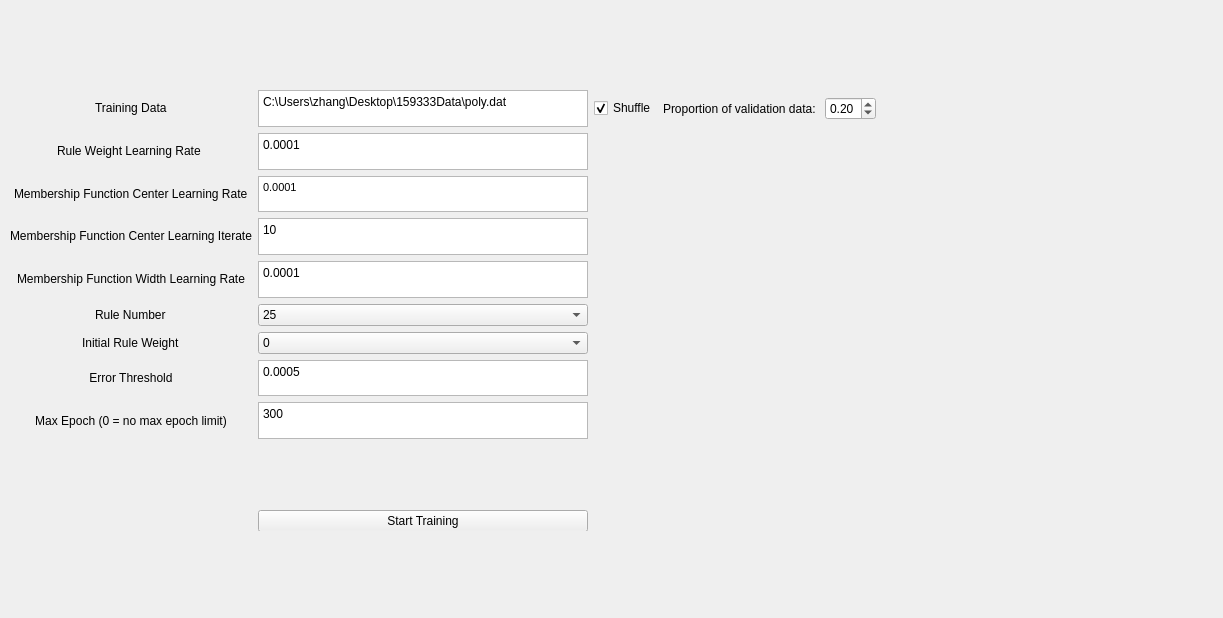
Before: the Qt Designer form NFDashboard/nfdash.ui in h2df/neural-fuzzy, drawn with Qt 5.
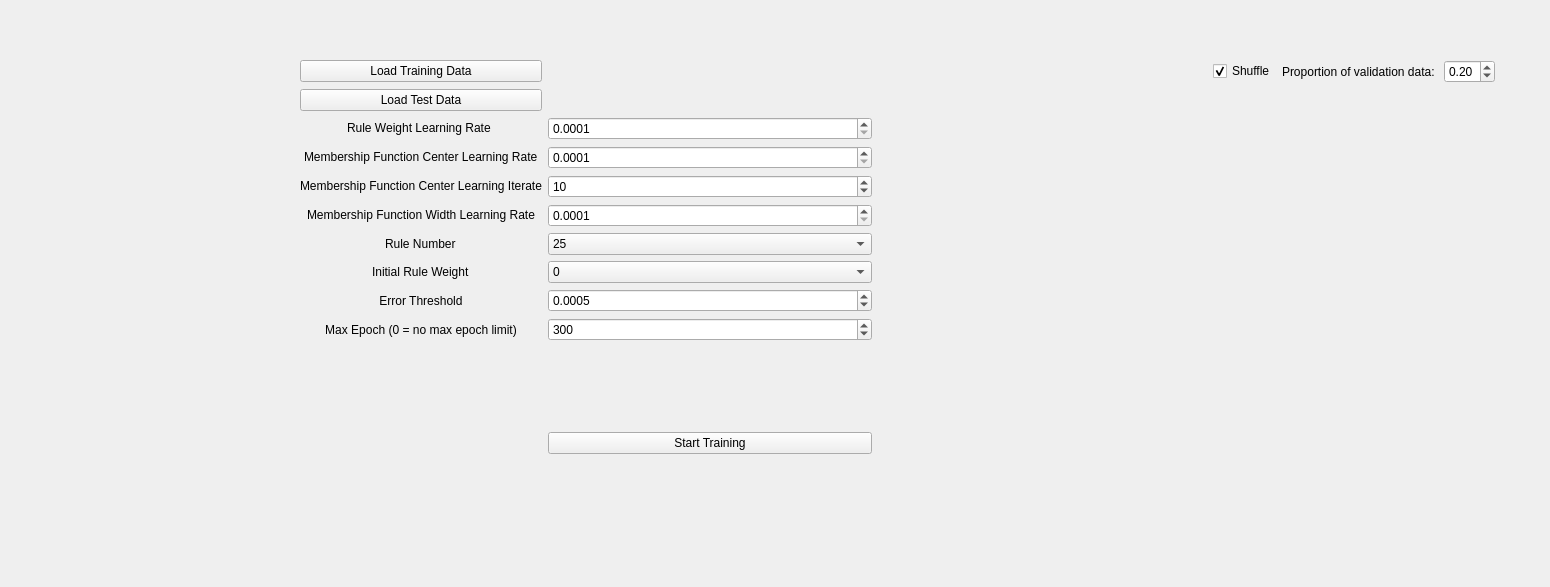
After: the same form once the commit is applied. Custom widgets are drawn as their Qt base class.

Commit message: improve UI, showing more information on training result

```diff
--- a/NFDashboard/nfdash.ui
+++ b/NFDashboard/nfdash.ui
@@ -6,8 +6,8 @@
    <rect>
     <x>0</x>
     <y>0</y>
-    <width>1223</width>
-    <height>618</height>
+    <width>1550</width>
+    <height>587</height>
    </rect>
   </property>
   <property name="windowTitle">
@@ -17,21 +17,114 @@
    <widget class="QWidget" name="gridLayoutWidget">
     <property name="geometry">
      <rect>
-      <x>10</x>
-      <y>90</y>
+      <x>300</x>
+      <y>60</y>
       <width>1201</width>
-      <height>441</height>
+      <height>394</height>
      </rect>
     </property>
-    <layout class="QGridLayout" name="gridLayout" rowstretch="0,0,0,0,0,0,0,0,0,0,0,0">
-     <item row="2" column="0" alignment="Qt::AlignHCenter|Qt::AlignVCenter">
+    <layout class="QGridLayout" name="gridLayout" rowstretch="0,0,0,0,0,0,0,0,0,0,0,0,0">
+     <item row="0" column="5">
+      <widget class="QLabel" name="label_8">
+       <property name="text">
+        <string>Proportion of validation data: </string>
+       </property>
+      </widget>
+     </item>
+     <item row="9" column="1">
+      <widget class="QDoubleSpinBox" name="error_threshold_spin">
+       <property name="decimals">
+        <number>4</number>
+       </property>
+       <property name="minimum">
+        <double>0.000100000000000</double>
+       </property>
+       <property name="maximum">
+        <double>1.000000000000000</double>
+       </property>
+       <property name="singleStep">
+        <double>0.000100000000000</double>
+       </property>
+       <property name="value">
+        <double>0.000500000000000</double>
+       </property>
+      </widget>
+     </item>
+     <item row="4" column="1">
+      <widget class="QDoubleSpinBox" name="func_center_lr_spin">
+       <property name="decimals">
+        <number>4</number>
+       </property>
+       <property name="minimum">
+        <double>0.000100000000000</double>
+       </property>
+       <property name="maximum">
+        <double>0.100000000000000</double>
+       </property>
+       <property name="singleStep">
+        <double>0.000100000000000</double>
+       </property>
+      </widget>
+     </item>
+     <item row="0" column="6">
+      <widget class="QDoubleSpinBox" name="validation_factor_spin">
+       <property name="maximum">
+        <double>1.000000000000000</double>
+       </property>
+       <property name="singleStep">
+        <double>0.100000000000000</double>
+       </property>
+       <property name="value">
+        <double>0.200000000000000</double>
+       </property>
+      </widget>
+     </item>
+     <item row="4" column="0" alignment="Qt::AlignHCenter|Qt::AlignVCenter">
       <widget class="QLabel" name="label_2">
        <property name="text">
         <string>Membership Function Center Learning Rate</string>
        </property>
       </widget>
      </item>
-     <item row="5" column="1">
+     <item row="6" column="0" alignment="Qt::AlignHCenter|Qt::AlignVCenter">
+      <widget class="QLabel" name="label_4">
+       <property name="text">
+        <string>Membership Function Width Learning Rate</string>
+       </property>
+      </widget>
+     </item>
+     <item row="2" column="0">
+      <widget class="QPushButton" name="ld_test_data_btn">
+       <property name="text">
+        <string>Load Test Data</string>
+       </property>
+      </widget>
+     </item>
+     <item row="2" column="1">
+      <widget class="QLabel" name="test_data_path_lb">
+       <property name="text">
+        <string/>
+       </property>
+      </widget>
+     </item>
+     <item row="5" column="0" alignment="Qt::AlignHCenter|Qt::AlignVCenter">
+      <widget class="QLabel" name="label_3">
+       <property name="text">
+        <string>Membership Function Center Learning Iterate</string>
+       </property>
+      </widget>
+     </item>
+     <item row="8" column="0" alignment="Qt::AlignHCenter">
+      <widget class="QLabel" name="label_5">
+       <property name="text">
+        <string>Initial Rule Weight</string>
+       </property>
+      </widget>
+     </item>
+     <item row="3" column="2" rowspan="8" colspan="6">
+      <widget class="QCustomPlot" name="plot" native="true"/>
+     </item>
+     <item row="7" column="1">
       <widget class="QComboBox" name="rule_num_combo">
        <item>
         <property name="text">
@@ -50,14 +143,24 @@
        </item>
       </widget>
      </item>
-     <item row="6" column="0" alignment="Qt::AlignHCenter">
-      <widget class="QLabel" name="label_5">
+     <item row="10" column="0">
+      <widget class="QLabel" name="label_10">
        <property name="text">
-        <string>Initial Rule Weight</string>
+        <string>Max Epoch (0 = no max epoch limit)</string>
        </property>
+       <property name="alignment">
+        <set>Qt::AlignCenter</set>
+       </property>
       </widget>
      </item>
-     <item row="6" column="1">
+     <item row="12" column="1">
+      <widget class="QPushButton" name="training_btn">
+       <property name="text">
+        <string>Start Training</string>
+       </property>
+      </widget>
+     </item>
+     <item row="8" column="1">
       <widget class="QComboBox" name="ini_rule_weight_combo">
        <item>
         <property name="text">
@@ -71,14 +174,20 @@
        </item>
       </widget>
      </item>
-     <item row="3" column="1">
-      <widget class="QPlainTextEdit" name="center_iterate_text">
-       <property name="plainText">
-        <string>10</string>
+     <item row="0" column="3">
+      <spacer name="horizontalSpacer">
+       <property name="orientation">
+        <enum>Qt::Horizontal</enum>
        </property>
-      </widget>
+       <property name="sizeHint" stdset="0">
+        <size>
+         <width>40</width>
+         <height>20</height>
+        </size>
+       </property>
+      </spacer>
      </item>
-     <item row="7" column="0">
+     <item row="9" column="0">
       <widget class="QLabel" name="label_9">
        <property name="text">
         <string>Error Threshold</string>
@@ -88,143 +197,14 @@
        </property>
       </widget>
      </item>
-     <item row="4" column="0" alignment="Qt::AlignHCenter|Qt::AlignVCenter">
-      <widget class="QLabel" name="label_4">
-       <property name="text">
-        <string>Membership Function Width Learning Rate</string>
-       </property>
-      </widget>
-     </item>
-     <item row="0" column="0" alignment="Qt::AlignHCenter|Qt::AlignVCenter">
-      <widget class="QLabel" name="label_7">
-       <property name="text">
-        <string>Training Data</string>
-       </property>
-      </widget>
-     </item>
-     <item row="7" column="5">
-      <widget class="QLabel" name="error_lb">
-       <property name="text">
-        <string/>
-       </property>
-      </widget>
-     </item>
-     <item row="0" column="2">
-      <widget class="QCheckBox" name="shuffle_checkbox">
-       <property name="text">
-        <string>Shuffle</string>
-       </property>
-       <property name="checked">
-        <bool>true</bool>
-       </property>
-      </widget>
-     </item>
-     <item row="3" column="0" alignment="Qt::AlignHCenter|Qt::AlignVCenter">
-      <widget class="QLabel" name="label_3">
-       <property name="text">
-        <string>Membership Function Center Learning Iterate</string>
-       </property>
-      </widget>
-     </item>
-     <item row="4" column="1">
-      <widget class="QPlainTextEdit" name="width_lr_text">
-       <property name="plainText">
-        <string>0.0001</string>
-       </property>
-      </widget>
-     </item>
-     <item row="0" column="1">
-      <widget class="QPlainTextEdit" name="training_data_text">
-       <property name="maximumSize">
-        <size>
-         <width>16777215</width>
-         <height>41</height>
-        </size>
-       </property>
-       <property name="plainText">
-        <string>C:\Users\zhang\Desktop\159333Data\poly.dat</string>
-       </property>
-      </widget>
-     </item>
-     <item row="1" column="1">
-      <widget class="QPlainTextEdit" name="rule_weight_lr_text">
-       <property name="plainText">
-        <string>0.0001</string>
-       </property>
-      </widget>
-     </item>
-     <item row="9" column="1">
-      <spacer name="verticalSpacer">
-       <property name="orientation">
-        <enum>Qt::Vertical</enum>
-       </property>
-       <property name="sizeType">
-        <enum>QSizePolicy::Minimum</enum>
-       </property>
-       <property name="sizeHint" stdset="0">
-        <size>
-         <width>20</width>
-         <height>40</height>
-        </size>
-       </property>
-      </spacer>
-     </item>
-     <item row="11" column="1">
-      <widget class="QPushButton" name="training_btn">
-       <property name="text">
-        <string>Start Training</string>
-       </property>
-      </widget>
-     </item>
-     <item row="8" column="1">
-      <widget class="QPlainTextEdit" name="max_epoch_txt">
-       <property name="plainText">
-        <string>300</string>
-       </property>
-      </widget>
-     </item>
-     <item row="7" column="1">
-      <widget class="QPlainTextEdit" name="threshold_txt">
-       <property name="plainText">
-        <string>0.0005</string>
-       </property>
-      </widget>
-     </item>
-     <item row="1" column="2" rowspan="6" colspan="4">
-      <widget class="QCustomPlot" name="plot" native="true"/>
-     </item>
-     <item row="0" column="4">
-      <widget class="QDoubleSpinBox" name="validation_factor_spin">
-       <property name="maximum">
-        <double>1.000000000000000</double>
-       </property>
-       <property name="singleStep">
-        <double>0.100000000000000</double>
-       </property>
-       <property name="value">
-        <double>0.200000000000000</double>
-       </property>
-      </widget>
-     </item>
-     <item row="5" column="0" alignment="Qt::AlignHCenter|Qt::AlignVCenter">
-      <widget class="QLabel" name="label_6">
-       <property name="text">
-        <string>Rule Number</string>
-       </property>
-      </widget>
-     </item>
-     <item row="8" column="0">
-      <widget class="QLabel" name="label_10">
-       <property name="text">
-        <string>Max Epoch (0 = no max epoch limit)</string>
-       </property>
-       <property name="alignment">
-        <set>Qt::AlignCenter</set>
-       </property>
-      </widget>
-     </item>
-     <item row="10" column="1" colspan="2">
+     <item row="11" column="1" colspan="2">
       <widget class="QLabel" name="warning_lb">
+       <property name="sizePolicy">
+        <sizepolicy hsizetype="MinimumExpanding" vsizetype="MinimumExpanding">
+         <horstretch>0</horstretch>
+         <verstretch>0</verstretch>
+        </sizepolicy>
+       </property>
        <property name="palette">
         <palette>
          <active>
@@ -299,41 +279,118 @@
        </property>
       </widget>
      </item>
-     <item row="0" column="5">
-      <spacer name="horizontalSpacer">
-       <property name="orientation">
-        <enum>Qt::Horizontal</enum>
+     <item row="3" column="1">
+      <widget class="QDoubleSpinBox" name="rule_weight_lr_spin">
+       <property name="decimals">
+        <number>4</number>
        </property>
-       <property name="sizeHint" stdset="0">
-        <size>
-         <width>40</width>
-         <height>20</height>
-        </size>
+       <property name="minimum">
+        <double>0.000100000000000</double>
        </property>
-      </spacer>
+       <property name="maximum">
+        <double>0.100000000000000</double>
+       </property>
+       <property name="singleStep">
+        <double>0.000100000000000</double>
+       </property>
+      </widget>
      </item>
-     <item row="1" column="0" alignment="Qt::AlignHCenter|Qt::AlignVCenter">
+     <item row="5" column="1">
+      <widget class="QSpinBox" name="func_center_iterate_spin">
+       <property name="minimum">
+        <number>5</number>
+       </property>
+       <property name="value">
+        <number>10</number>
+       </property>
+      </widget>
+     </item>
+     <item row="10" column="1">
+      <widget class="QSpinBox" name="max_epoch_spin">
+       <property name="maximum">
+        <number>500</number>
+       </property>
+       <property name="singleStep">
+        <number>10</number>
+       </property>
+       <property name="value">
+        <number>300</number>
+       </property>
+      </widget>
+     </item>
+     <item row="7" column="0" alignment="Qt::AlignHCenter|Qt::AlignVCenter">
+      <widget class="QLabel" name="label_6">
+       <property name="text">
+        <string>Rule Number</string>
+       </property>
+      </widget>
+     </item>
+     <item row="0" column="0">
+      <widget class="QPushButton" name="ld_training_data_btn">
+       <property name="text">
+        <string>Load Training Data</string>
+       </property>
+      </widget>
+     </item>
+     <item row="0" column="1">
+      <widget class="QLabel" name="training_data_path_lb">
+       <property name="sizePolicy">
+        <sizepolicy hsizetype="MinimumExpanding" vsizetype="Preferred">
+         <horstretch>0</horstretch>
+         <verstretch>0</verstretch>
+        </sizepolicy>
+       </property>
+       <property name="text">
+        <string/>
+       </property>
+      </widget>
+     </item>
+     <item row="6" column="1">
+      <widget class="QDoubleSpinBox" name="func_width_lr_spin">
+       <property name="decimals">
+        <number>4</number>
+       </property>
+       <property name="minimum">
+        <double>0.000100000000000</double>
+       </property>
+       <property name="maximum">
+        <double>0.100000000000000</double>
+       </property>
+       <property name="singleStep">
+        <double>0.000100000000000</double>
+       </property>
+      </widget>
+     </item>
+     <item row="3" column="0" alignment="Qt::AlignHCenter|Qt::AlignVCenter">
       <widget class="QLabel" name="label">
        <property name="text">
         <string>Rule Weight Learning Rate </string>
        </property>
       </widget>
      </item>
-     <item row="2" column="1">
-      <widget class="QTextEdit" name="center_lr_text">
-       <property name="html">
-        <string>&lt;!DOCTYPE HTML PUBLIC &quot;-//W3C//DTD HTML 4.0//EN&quot; &quot;http://www.w3.org/TR/REC-html40/strict.dtd&quot;&gt;
-&lt;html&gt;&lt;head&gt;&lt;meta name=&quot;qrichtext&quot; content=&quot;1&quot; /&gt;&lt;style type=&quot;text/css&quot;&gt;
-p, li { white-space: pre-wrap; }
-&lt;/style&gt;&lt;/head&gt;&lt;body style=&quot; font-family:'MS Shell Dlg 2'; font-size:7.8pt; font-weight:400; font-style:normal;&quot;&gt;
-&lt;p style=&quot; margin-top:0px; margin-bottom:0px; margin-left:0px; margin-right:0px; -qt-block-indent:0; text-indent:0px;&quot;&gt;&lt;span style=&quot; font-size:8pt;&quot;&gt;0.0001&lt;/span&gt;&lt;/p&gt;&lt;/body&gt;&lt;/html&gt;</string>
+     <item row="0" column="4">
+      <widget class="QCheckBox" name="shuffle_checkbox">
+       <property name="text">
+        <string>Shuffle</string>
+       </property>
+       <property name="checked">
+        <bool>true</bool>
        </property>
       </widget>
      </item>
-     <item row="0" column="3">
-      <widget class="QLabel" name="label_8">
+     <item row="11" column="3" colspan="4">
+      <widget class="QLabel" name="error_lb">
+       <property name="sizePolicy">
+        <sizepolicy hsizetype="MinimumExpanding" vsizetype="Expanding">
+         <horstretch>0</horstretch>
+         <verstretch>0</verstretch>
+        </sizepolicy>
+       </property>
        <property name="text">
-        <string>Proportion of validation data: </string>
+        <string/>
+       </property>
+       <property name="wordWrap">
+        <bool>true</bool>
        </property>
       </widget>
      </item>
```
The commit also changes 4 other files.
